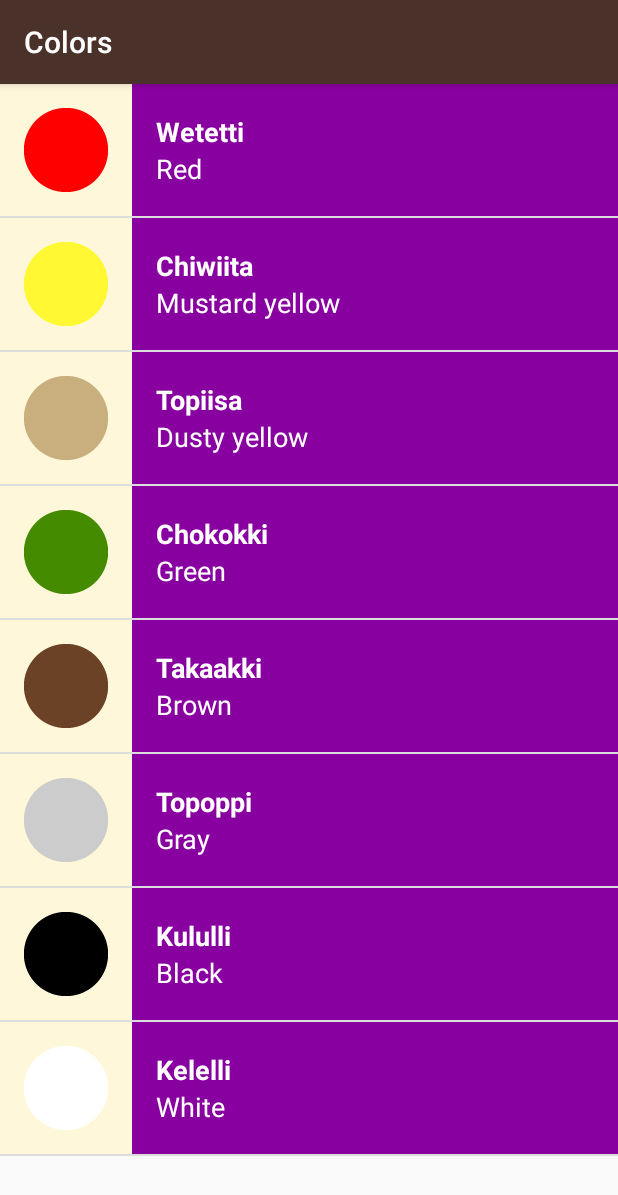
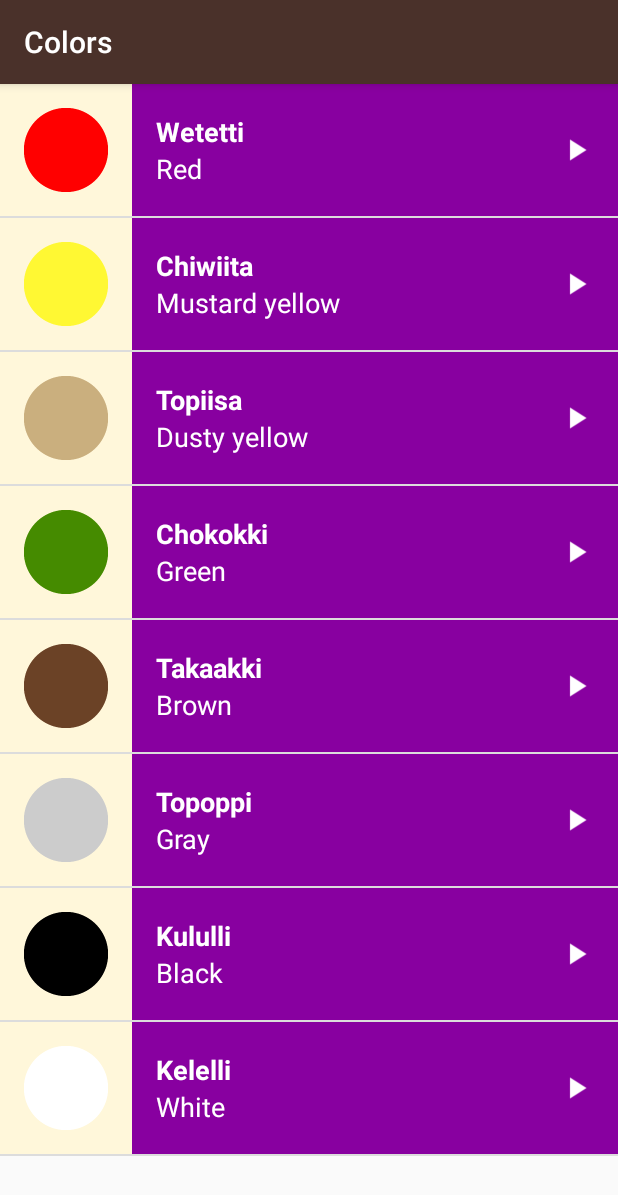
Before and after one commit to MohammedElonX/LanguageApp, an Android app: the ColorsActivity screen opened directly, with no data from a screen before it, on a phone screen of 412 x 824 dp. Shown: the top 1195 px of the screen. Run offline under Robolectric (Android 15) with nearby library versions, the phone set to English and light mode, and no system bars.

Commit message:
Updated list view with play button

```diff
--- a/app/src/main/res/layout/list_view_activities.xml
+++ b/app/src/main/res/layout/list_view_activities.xml
@@ -1,22 +1,25 @@
 <?xml version="1.0" encoding="utf-8"?>
-<LinearLayout xmlns:android="http://schemas.android.com/apk/res/android"
-              xmlns:tools="http://schemas.android.com/tools"
-              android:layout_width="match_parent"
-              android:layout_height="wrap_content"
-              android:orientation="horizontal"
-              android:minHeight="@dimen/list_item_height"
-              android:background="@color/tan_background">
+<RelativeLayout xmlns:android="http://schemas.android.com/apk/res/android"
+                xmlns:tools="http://schemas.android.com/tools"
+                android:layout_width="match_parent"
+                android:layout_height="@dimen/list_item_height"
+                android:orientation="horizontal"
+                android:background="@color/tan_background">
 
     <ImageView android:layout_width="@dimen/list_item_height"
                android:layout_height="@dimen/list_item_height"
                android:id="@+id/image"
-               />
+    />
 
-    <LinearLayout android:layout_height="match_parent"
+    <LinearLayout android:layout_height="@dimen/list_item_height"
                   android:layout_width="match_parent"
                   android:id="@+id/text_container"
                   android:orientation="vertical"
-                  android:paddingLeft="16dp">
+                  android:paddingLeft="16dp"
+                  android:layout_alignParentBottom="true"
+                  android:layout_alignParentRight="true"
+                  android:layout_alignParentTop="true"
+                  android:layout_toRightOf="@id/image">
 
         <TextView android:layout_width="match_parent"
                   android:layout_height="0dp"
@@ -39,4 +42,11 @@
 
     </LinearLayout>
 
-</LinearLayout>
+    <ImageView android:layout_width="24dp"
+               android:layout_height="24dp"
+               android:layout_alignParentRight="true"
+               android:layout_centerVertical="true"
+               android:layout_marginRight="16dp"
+               android:src="@drawable/baseline_play_arrow_white_24dp"/>
+
+</RelativeLayout>
```
